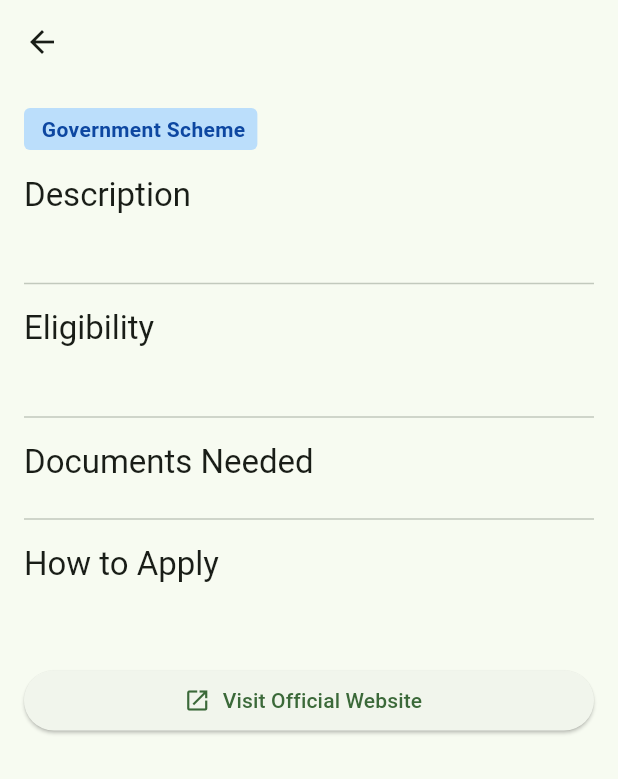
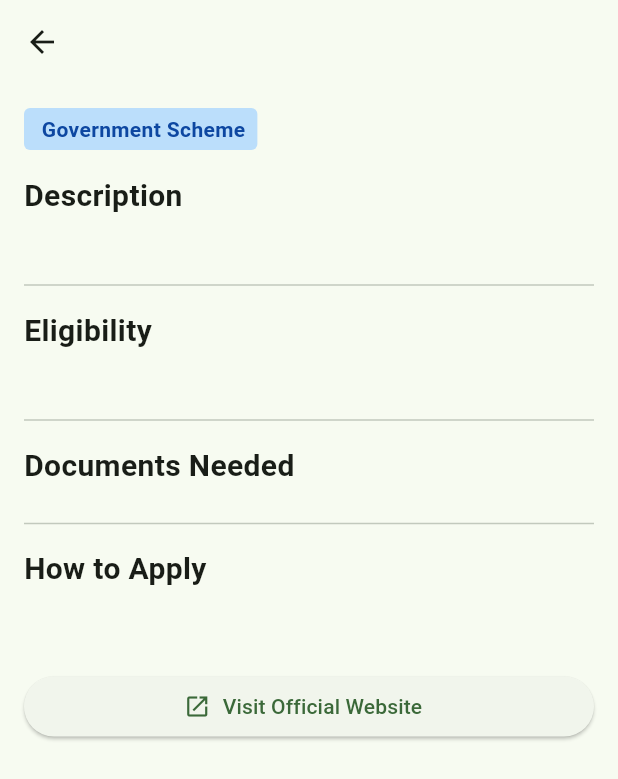
Before and after one commit to anjanamoduvil/jansahayak, a Flutter app: the SchemeDetailsPage screen opened directly with empty values, on a phone screen of 412 x 824 dp. Shown: the top 779 px of the screen. Run offline on Flutter 3.47's test engine with Material 3 defaults, Android fonts, the phone set to English and light mode, and no system bars; missing offline and left inert: translator; accounts and stored records are empty.

Commit message:
fixed translation service, improved profile and scheme screens

```diff
--- a/jansahayak_app/lib/screens/scheme_details_page.dart
+++ b/jansahayak_app/lib/screens/scheme_details_page.dart
@@ -1,15 +1,24 @@
 import 'package:flutter/material.dart';
+import 'package:url_launcher/url_launcher.dart';
 import '../models/scheme.dart';
+import '../widgets/translated_text.dart';
 
 class SchemeDetailsPage extends StatelessWidget {
   static const route = '/scheme';
   const SchemeDetailsPage({Key? key}) : super(key: key);
 
+  Future<void> _launchURL(String url) async {
+    final uri = Uri.parse(url);
+    if (await canLaunchUrl(uri)) {
+      await launchUrl(uri, mode: LaunchMode.externalApplication);
+    }
+  }
+
   @override
   Widget build(BuildContext context) {
     final scheme = ModalRoute.of(context)!.settings.arguments as Scheme;
     return Scaffold(
-      appBar: AppBar(title: Text(scheme.name)),
+      appBar: AppBar(title: TranslatedText(scheme.name)),
       body: SingleChildScrollView(
         padding: const EdgeInsets.all(16),
         child: Column(
@@ -21,7 +30,7 @@ class SchemeDetailsPage extends StatelessWidget {
                 color: scheme.state == 'Kerala' ? Colors.green[100] : Colors.blue[100],
                 borderRadius: BorderRadius.circular(4),
               ),
-              child: Text(
+              child: TranslatedText(
                 '${scheme.state} Government Scheme',
                 style: TextStyle(
                   color: scheme.state == 'Kerala' ? Colors.green[900] : Colors.blue[900],
@@ -30,23 +39,23 @@ class SchemeDetailsPage extends StatelessWidget {
               ),
             ),
             const SizedBox(height: 16),
-            Text(
+            const TranslatedText(
               'Description',
-              style: Theme.of(context).textTheme.titleLarge,
+              style: TextStyle(fontSize: 20, fontWeight: FontWeight.bold),
             ),
             const SizedBox(height: 8),
-            Text(scheme.description),
+            TranslatedText(scheme.description),
             const Divider(height: 32),
-            Text(
+            const TranslatedText(
               'Eligibility',
-              style: Theme.of(context).textTheme.titleLarge,
+              style: TextStyle(fontSize: 20, fontWeight: FontWeight.bold),
             ),
             const SizedBox(height: 8),
-            Text(scheme.eligibility),
+            TranslatedText(scheme.eligibility),
             const Divider(height: 32),
-            Text(
+            const TranslatedText(
               'Documents Needed',
-              style: Theme.of(context).textTheme.titleLarge,
+              style: TextStyle(fontSize: 20, fontWeight: FontWeight.bold),
             ),
             const SizedBox(height: 8),
             ...scheme.documents.map((doc) => Padding(
@@ -55,14 +64,14 @@ class SchemeDetailsPage extends StatelessWidget {
                     children: [
                       const Icon(Icons.check_circle, size: 16, color: Colors.green),
                       const SizedBox(width: 8),
-                      Expanded(child: Text(doc)),
+                      Expanded(child: TranslatedText(doc)),
                     ],
                   ),
                 )),
             const Divider(height: 32),
-            Text(
+            const TranslatedText(
               'How to Apply',
-              style: Theme.of(context).textTheme.titleLarge,
+              style: TextStyle(fontSize: 20, fontWeight: FontWeight.bold),
             ),
             const SizedBox(height: 8),
             Text(scheme.applyLink),
@@ -70,11 +79,9 @@ class SchemeDetailsPage extends StatelessWidget {
             SizedBox(
               width: double.infinity,
               child: ElevatedButton.icon(
-                onPressed: () {
-                  // TODO: launch URL
-                },
+                onPressed: () => _launchURL(scheme.applyLink),
                 icon: const Icon(Icons.open_in_new),
-                label: const Text('Visit Official Website'),
+                label: const TranslatedText('Visit Official Website'),
               ),
             ),
           ],
--- /dev/null
+++ b/jansahayak_app/lib/widgets/translated_text.dart
@@ -0,0 +1,32 @@
+import 'package:flutter/material.dart';
+import 'package:provider/provider.dart';
+import '../providers/user_profile_provider.dart';
+import '../services/translation_service.dart';
+
+class TranslatedText extends StatelessWidget {
+  final String text;
+  final TextStyle? style;
+  final TextAlign? textAlign;
+
+  const TranslatedText(this.text, {Key? key, this.style, this.textAlign}) : super(key: key);
+
+  @override
+  Widget build(BuildContext context) {
+    final targetLang = context.select((UserProfileProvider p) => p.language);
+
+    if (targetLang == 'en') {
+      return Text(text, style: style, textAlign: textAlign);
+    }
+
+    return FutureBuilder<String>(
+      future: TranslationService.translate(text, targetLang),
+      builder: (context, snapshot) {
+        if (snapshot.hasData) {
+          return Text(snapshot.data!, style: style, textAlign: textAlign);
+        }
+        // Show original text while translating
+        return Text(text, style: style, textAlign: textAlign);
+      },
+    );
+  }
+}
--- a/jansahayak_app/pubspec.yaml
+++ b/jansahayak_app/pubspec.yaml
@@ -18,6 +18,7 @@ dependencies:
   translator: ^0.1.7
   shared_preferences: ^2.0.6
   google_fonts: ^2.1.0
+  url_launcher: ^6.0.20
 
 dev_dependencies:
   flutter_test:
```
Also changed, not shown: jansahayak_app/assets/data/dummy_schemes.json (+93 -40 lines), jansahayak_app/lib/providers/user_profile_provider.dart (+27 -0 lines), jansahayak_app/lib/screens/home_page.dart (+40 -4 lines), jansahayak_app/lib/screens/language_selection_page.dart (+18 -6 lines), jansahayak_app/lib/screens/login_page.dart (+10 -5 lines), jansahayak_app/lib/screens/profile_info_page.dart (+57 -14 lines), jansahayak_app/lib/services/policy_service.dart (+6 -2 lines), jansahayak_app/lib/services/translation_service.dart (added, +15 -0 lines), jansahayak_app/pubspec.lock, 9 other files.
